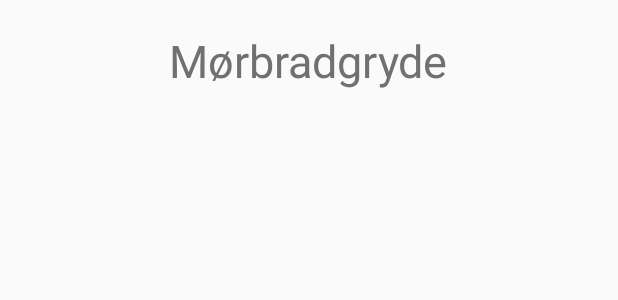
After one commit to cbrpsj/InspiredFood, an Android app: the layout activity_recipe.xml on its own in the app's theme, with its tools: preview values and no code run, on a phone screen of 412 x 824 dp. The commit adds this screen. Shown: the top 300 px of the screen. Run offline under Robolectric (Android 15) with nearby library versions, the phone set to English and light mode, and no system bars.

Commit message:
Started RecipeActivity

```diff
--- a/app/src/main/AndroidManifest.xml
+++ b/app/src/main/AndroidManifest.xml
@@ -1,7 +1,5 @@
 <?xml version="1.0" encoding="utf-8"?>
-
-<manifest
-    xmlns:android="http://schemas.android.com/apk/res/android"
+<manifest xmlns:android="http://schemas.android.com/apk/res/android"
     package="pc.inspiredfood">
 
     <application
@@ -20,6 +18,8 @@
             </intent-filter>
         </activity>
 
+        <activity android:name=".RecipeActivity">
+        </activity>
     </application>
 
 </manifest>
--- a/app/src/main/java/pc/inspiredfood/C.kt
+++ b/app/src/main/java/pc/inspiredfood/C.kt
@@ -1,6 +1,8 @@
 package pc.inspiredfood
 
 object C {
+
+    val recipeId = "recipeId"
 
     val dbName = "Recipes"
 
--- /dev/null
+++ b/app/src/main/res/layout/activity_recipe.xml
@@ -0,0 +1,21 @@
+<?xml version="1.0" encoding="utf-8"?>
+
+<LinearLayout
+    xmlns:android="http://schemas.android.com/apk/res/android"
+    xmlns:tools="http://schemas.android.com/tools"
+    android:layout_width="match_parent"
+    android:layout_height="match_parent"
+    android:orientation="vertical"
+    tools:context="pc.inspiredfood.RecipeActivity">
+
+    <TextView
+        android:id="@+id/recipename"
+        android:layout_width="wrap_content"
+        android:layout_height="wrap_content"
+        android:paddingBottom="20dp"
+        android:paddingTop="20dp"
+        android:layout_gravity="center"
+        android:textColor="#707070"
+        android:textSize="30dp"
+        android:text="Mørbradgryde" />
+</LinearLayout>
```
Also changed, not shown: app/src/main/java/pc/inspiredfood/Recipe.kt (+5 -2 lines), app/src/main/java/pc/inspiredfood/RecipeActivity.kt (added, +18 -0 lines), app/src/main/java/pc/inspiredfood/RecipeListActivity.kt (+8 -11 lines).
